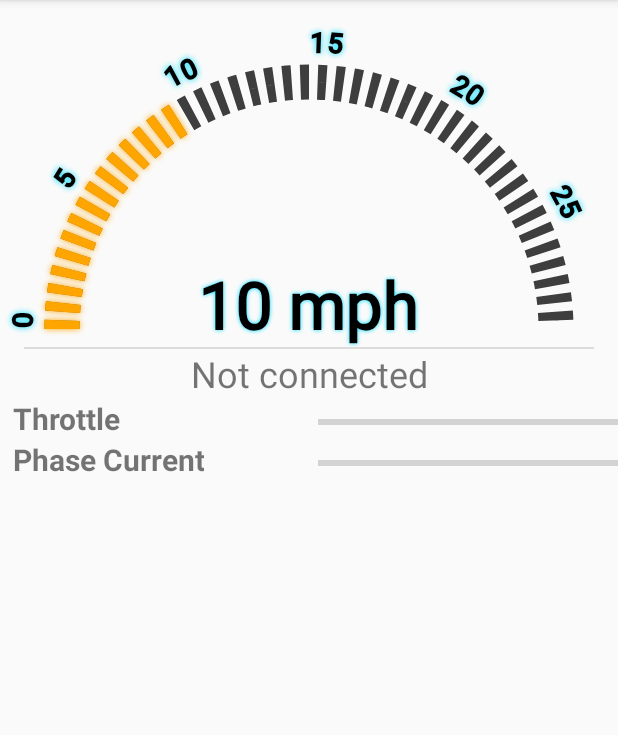
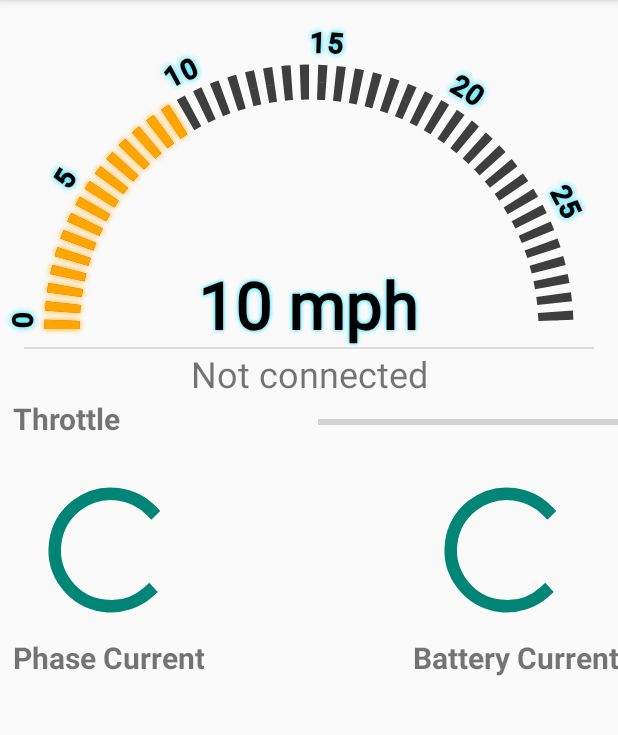
Before and after one commit to GyrocopterLLC/InitialAndroidHBD, an Android app: the screen it shows after launch (MainActivity), on a phone screen of 412 x 824 dp, the part 84-819 px from its top. Run offline under Robolectric (Android 15) with nearby library versions, the phone set to English and light mode, and no system bars.

Commit message:
Adapter view updates after connection.

```diff
--- a/app/src/main/java/com/example/david/myapplication/DisplayMessageActivity.java
+++ b/app/src/main/java/com/example/david/myapplication/DisplayMessageActivity.java
@@ -58,9 +58,20 @@ public class DisplayMessageActivity extends AppCompatActivity {
                         Snackbar.make(findViewById(R.id.display_message_layout), "Connected!", Snackbar.LENGTH_SHORT).show();
                         btReadWriteThread = new BTReadWriteThread(mSocket, mHandler);
                         btReadWriteThread.start();
+                        // Update application
                         ((GlobalSettings)getApplication()).setConnected(true);
                         ((GlobalSettings)getApplication()).setDevice(mSocket.getRemoteDevice());
                         ((GlobalSettings)getApplication()).setSocket(mSocket);
+                        // Update view list
+                        ListView lv = findViewById(R.id.listView);
+                        BluetoothDeviceViewAdapter adapter = (BluetoothDeviceViewAdapter)lv.getAdapter();
+                        for(int i = 0; i < lv.getAdapter().getCount(); i++) {
+                            BluetoothDeviceViewModel item = adapter.getItem(i);
+                            if(item.getName().equals(mSocket.getRemoteDevice().getName())) {
+                                item.setConnected(true);
+                                adapter.notifyDataSetChanged();
+                            }
+                        }
                         break;
                     case ConnectThread.MessageConstants.MESSAGE_ERROR:
                         Snackbar.make(findViewById(R.id.display_message_layout),"Could not connect", Snackbar.LENGTH_SHORT).show();
--- a/app/src/main/res/layout/activity_main.xml
+++ b/app/src/main/res/layout/activity_main.xml
@@ -90,20 +90,47 @@
         android:layout_width="wrap_content"
         android:layout_height="wrap_content"
         android:layout_marginStart="8dp"
-        android:layout_marginLeft="32dp"
+        android:layout_marginLeft="8dp"
+        android:layout_marginTop="8dp"
         android:gravity="end"
         android:text="@string/phase_current"
         android:textSize="20sp"
         android:textStyle="bold"
         app:layout_constraintStart_toStartOf="parent"
-        app:layout_constraintTop_toBottomOf="@+id/text_throttle_label" />
+        app:layout_constraintTop_toBottomOf="@+id/phaseCurrentBar" />
 
     <ProgressBar
         android:id="@+id/phaseCurrentBar"
-        style="@android:style/Widget.DeviceDefault.Light.ProgressBar.Horizontal"
-        android:layout_width="200dp"
-        android:layout_height="32dp"
+        style="@android:style/Widget.DeviceDefault.Light.ProgressBar"
+        android:layout_width="100dp"
+        android:layout_height="100dp"
+        android:layout_marginStart="24dp"
+        android:layout_marginLeft="24dp"
+        android:layout_marginTop="24dp"
+        app:layout_constraintStart_toStartOf="parent"
+        app:layout_constraintTop_toBottomOf="@+id/text_throttle_label" />
+
+    <TextView
+        android:id="@+id/text_current_battery"
+        android:layout_width="wrap_content"
+        android:layout_height="wrap_content"
+        android:layout_marginTop="8dp"
+        android:gravity="end"
+        android:text="@string/battery_current"
+        android:textSize="20sp"
+        android:textStyle="bold"
         app:layout_constraintEnd_toEndOf="parent"
-        app:layout_constraintTop_toTopOf="@+id/text_current_phase" />
+        app:layout_constraintTop_toBottomOf="@+id/batteryCurrentBar" />
+
+    <ProgressBar
+        android:id="@+id/batteryCurrentBar"
+        style="@android:style/Widget.DeviceDefault.Light.ProgressBar"
+        android:layout_width="100dp"
+        android:layout_height="100dp"
+        android:layout_marginTop="24dp"
+        android:layout_marginEnd="24dp"
+        android:layout_marginRight="24dp"
+        app:layout_constraintEnd_toEndOf="parent"
+        app:layout_constraintTop_toBottomOf="@+id/text_throttle_label" />
 
 </android.support.constraint.ConstraintLayout>
```
